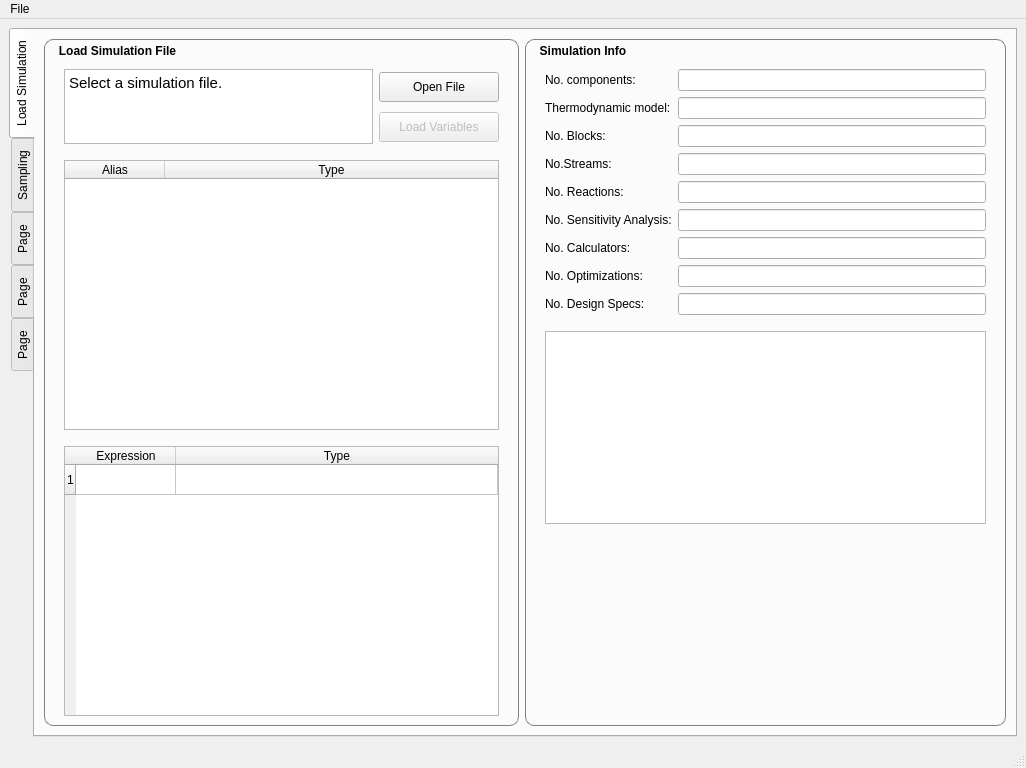
feslima/metacontrol, file gui/views/ui_files/mainwindow.ui: the form before one commit.
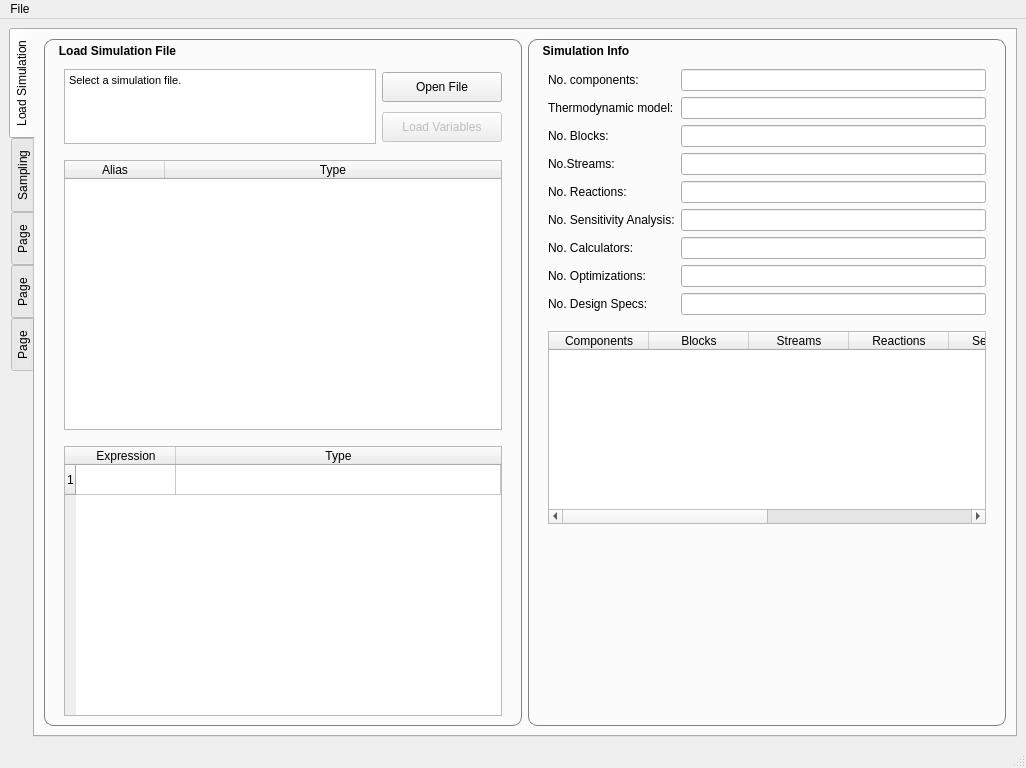
The form after the commit. Icons and pictures are not drawn.

Commit message: updated connections to retrieve simulation data, added suport block for tests in mainwindow and load tree dialog. Added support to UI dark theme.

```diff
--- a/gui/views/ui_files/mainwindow.ui
+++ b/gui/views/ui_files/mainwindow.ui
@@ -22,6 +22,9 @@
   <property name="whatsThis">
    <string/>
   </property>
+  <property name="styleSheet">
+   <string notr="true"/>
+  </property>
   <property name="dockOptions">
    <set>QMainWindow::AllowTabbedDocks|QMainWindow::AnimatedDocks</set>
   </property>
@@ -32,6 +35,9 @@
      <verstretch>0</verstretch>
     </sizepolicy>
    </property>
+   <property name="autoFillBackground">
+    <bool>true</bool>
+   </property>
    <layout class="QGridLayout" name="gridLayout_4">
     <item row="0" column="0">
      <widget class="QTabWidget" name="tabMainWidget">
@@ -71,12 +77,24 @@
        <layout class="QHBoxLayout" name="horizontalLayout_2">
         <item>
          <widget class="QGroupBox" name="groupBox">
+          <property name="sizePolicy">
+           <sizepolicy hsizetype="MinimumExpanding" vsizetype="Preferred">
+            <horstretch>0</horstretch>
+            <verstretch>0</verstretch>
+           </sizepolicy>
+          </property>
           <property name="minimumSize">
            <size>
             <width>475</width>
             <height>680</height>
            </size>
           </property>
+          <property name="maximumSize">
+           <size>
+            <width>800</width>
+            <height>16777215</height>
+           </size>
+          </property>
           <property name="styleSheet">
            <string notr="true">QGroupBox {
     border: 1px solid gray;
@@ -262,7 +280,7 @@
 &lt;html&gt;&lt;head&gt;&lt;meta name=&quot;qrichtext&quot; content=&quot;1&quot; /&gt;&lt;style type=&quot;text/css&quot;&gt;
 p, li { white-space: pre-wrap; }
 &lt;/style&gt;&lt;/head&gt;&lt;body style=&quot; font-family:'MS Shell Dlg 2'; font-size:8.25pt; font-weight:400; font-style:normal;&quot;&gt;
-&lt;p style=&quot; margin-top:0px; margin-bottom:0px; margin-left:0px; margin-right:0px; -qt-block-indent:0; text-indent:0px;&quot;&gt;&lt;span style=&quot; font-size:11pt;&quot;&gt;Select a simulation file.&lt;/span&gt;&lt;/p&gt;&lt;/body&gt;&lt;/html&gt;</string>
+&lt;p style=&quot; margin-top:0px; margin-bottom:0px; margin-left:0px; margin-right:0px; -qt-block-indent:0; text-indent:0px;&quot;&gt;&lt;span style=&quot; font-size:8pt;&quot;&gt;Select a simulation file.&lt;/span&gt;&lt;/p&gt;&lt;/body&gt;&lt;/html&gt;</string>
              </property>
             </widget>
            </item>
@@ -328,12 +346,37 @@
            <string>Simulation Info</string>
           </property>
           <layout class="QGridLayout" name="gridLayout_3">
-           <item row="3" column="1">
-            <widget class="QTableView" name="tableView">
-             <attribute name="horizontalHeaderVisible">
-              <bool>false</bool>
-             </attribute>
-            </widget>
+           <item row="1" column="0">
+            <spacer name="horizontalSpacer_4">
+             <property name="orientation">
+              <enum>Qt::Horizontal</enum>
+             </property>
+             <property name="sizeType">
+              <enum>QSizePolicy::Fixed</enum>
+             </property>
+             <property name="sizeHint" stdset="0">
+              <size>
+               <width>10</width>
+               <height>20</height>
+              </size>
+             </property>
+            </spacer>
+           </item>
+           <item row="0" column="1">
+            <spacer name="verticalSpacer_3">
+             <property name="orientation">
+              <enum>Qt::Vertical</enum>
+             </property>
+             <property name="sizeType">
+              <enum>QSizePolicy::Maximum</enum>
+             </property>
+             <property name="sizeHint" stdset="0">
+              <size>
+               <width>20</width>
+               <height>20</height>
+              </size>
+             </property>
+            </spacer>
            </item>
            <item row="1" column="1">
             <layout class="QFormLayout" name="formLayout">
@@ -345,7 +388,16 @@
               </widget>
              </item>
              <item row="0" column="1">
-              <widget class="QLineEdit" name="lineEdit">
+              <widget class="QLineEdit" name="lineEditComponents">
+               <property name="font">
+                <font>
+                 <weight>75</weight>
+                 <bold>true</bold>
+                </font>
+               </property>
+               <property name="alignment">
+                <set>Qt::AlignCenter</set>
+               </property>
                <property name="readOnly">
                 <bool>true</bool>
                </property>
@@ -359,7 +411,16 @@
               </widget>
              </item>
              <item row="1" column="1">
-              <widget class="QLineEdit" name="lineEdit_2">
+              <widget class="QLineEdit" name="lineEditMethodName">
+               <property name="font">
+                <font>
+                 <weight>75</weight>
+                 <bold>true</bold>
+                </font>
+               </property>
+               <property name="alignment">
+                <set>Qt::AlignCenter</set>
+               </property>
                <property name="readOnly">
                 <bool>true</bool>
                </property>
@@ -373,7 +434,16 @@
               </widget>
              </item>
              <item row="2" column="1">
-              <widget class="QLineEdit" name="lineEdit_3">
+              <widget class="QLineEdit" name="lineEditBlocks">
+               <property name="font">
+                <font>
+                 <weight>75</weight>
+                 <bold>true</bold>
+                </font>
+               </property>
+               <property name="alignment">
+                <set>Qt::AlignCenter</set>
+               </property>
                <property name="readOnly">
                 <bool>true</bool>
                </property>
@@ -387,7 +457,16 @@
               </widget>
              </item>
              <item row="3" column="1">
-              <widget class="QLineEdit" name="lineEdit_4">
+              <widget class="QLineEdit" name="lineEditStreams">
+               <property name="font">
+                <font>
+                 <weight>75</weight>
+                 <bold>true</bold>
+                </font>
+               </property>
+               <property name="alignment">
+                <set>Qt::AlignCenter</set>
+               </property>
                <property name="readOnly">
                 <bool>true</bool>
                </property>
@@ -401,7 +480,16 @@
               </widget>
              </item>
              <item row="4" column="1">
-              <widget class="QLineEdit" name="lineEdit_5">
+              <widget class="QLineEdit" name="lineEditReactions">
+               <property name="font">
+                <font>
+                 <weight>75</weight>
+                 <bold>true</bold>
+                </font>
+               </property>
+               <property name="alignment">
+                <set>Qt::AlignCenter</set>
+               </property>
                <property name="readOnly">
                 <bool>true</bool>
                </property>
@@ -415,7 +503,16 @@
               </widget>
              </item>
              <item row="5" column="1">
-              <widget class="QLineEdit" name="lineEdit_6">
+              <widget class="QLineEdit" name="lineEditSensAnalysis">
+               <property name="font">
+                <font>
+                 <weight>75</weight>
+                 <bold>true</bold>
+                </font>
+               </property>
+               <property name="alignment">
+                <set>Qt::AlignCenter</set>
+               </property>
                <property name="readOnly">
                 <bool>true</bool>
                </property>
@@ -429,7 +526,16 @@
               </widget>
              </item>
              <item row="6" column="1">
-              <widget class="QLineEdit" name="lineEdit_7">
+              <widget class="QLineEdit" name="lineEditCalculators">
+               <property name="font">
+                <font>
+                 <weight>75</weight>
+                 <bold>true</bold>
+                </font>
+               </property>
+               <property name="alignment">
+                <set>Qt::AlignCenter</set>
+               </property>
                <property name="readOnly">
                 <bool>true</bool>
                </property>
@@ -450,14 +556,32 @@
               </widget>
              </item>
              <item row="7" column="1">
-              <widget class="QLineEdit" name="lineEdit_8">
+              <widget class="QLineEdit" name="lineEditOptimizations">
+               <property name="font">
+                <font>
+                 <weight>75</weight>
+                 <bold>true</bold>
+                </font>
+               </property>
+               <property name="alignment">
+                <set>Qt::AlignCenter</set>
+               </property>
                <property name="readOnly">
                 <bool>true</bool>
                </property>
               </widget>
              </item>
              <item row="8" column="1">
-              <widget class="QLineEdit" name="lineEdit_9">
+              <widget class="QLineEdit" name="lineEditDesSpecs">
+               <property name="font">
+                <font>
+                 <weight>75</weight>
+                 <bold>true</bold>
+                </font>
+               </property>
+               <property name="alignment">
+                <set>Qt::AlignCenter</set>
+               </property>
                <property name="readOnly">
                 <bool>true</bool>
                </property>
@@ -542,6 +666,53 @@
              </property>
             </spacer>
            </item>
+           <item row="3" column="1">
+            <widget class="QTableWidget" name="tableWidgetSimulationData">
+             <attribute name="horizontalHeaderStretchLastSection">
+              <bool>true</bool>
+             </attribute>
+             <column>
+              <property name="text">
+               <string>Components</string>
+              </property>
+             </column>
+             <column>
+              <property name="text">
+               <string>Blocks</string>
+              </property>
+             </column>
+             <column>
+              <property name="text">
+               <string>Streams</string>
+              </property>
+             </column>
+             <column>
+              <property name="text">
+               <string>Reactions</string>
+              </property>
+             </column>
+             <column>
+              <property name="text">
+               <string>Sensitivity</string>
+              </property>
+             </column>
+             <column>
+              <property name="text">
+               <string>Calculators</string>
+              </property>
+             </column>
+             <column>
+              <property name="text">
+               <string>Optimizations</string>
+              </property>
+             </column>
+             <column>
+              <property name="text">
+               <string>Design Specs</string>
+              </property>
+             </column>
+            </widget>
+           </item>
           </layout>
          </widget>
         </item>
```
Left out of the diff: 51 changed lines with no effect on the pictures. The commit also changes 6 other files.
